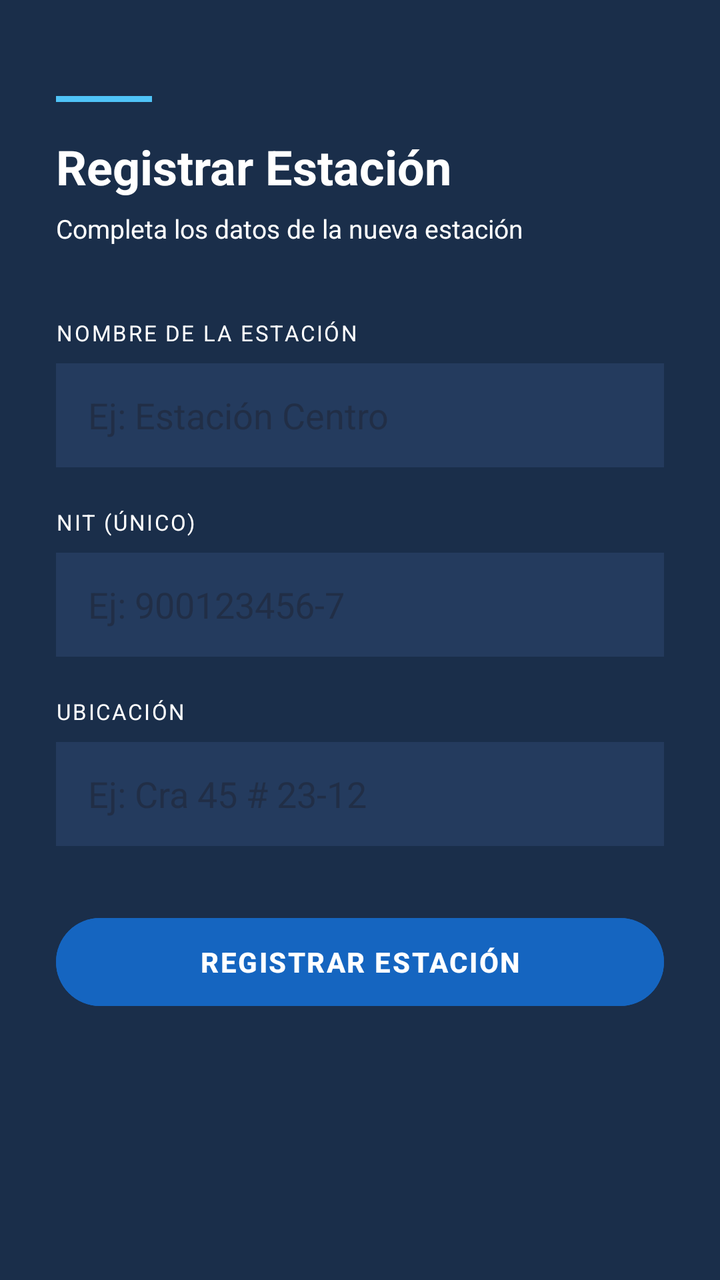
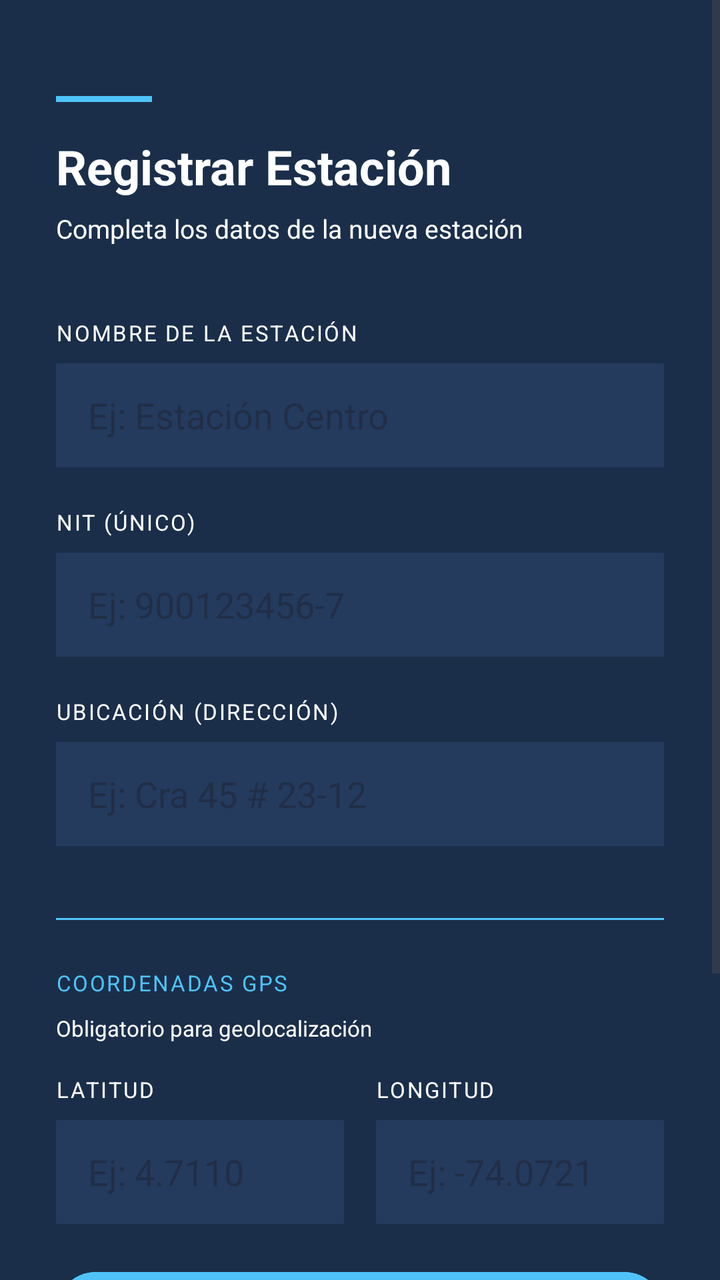

Compare the two renders of this Android layout. The source of the first and the diff that turns it into the second are given below.
<!-- AndroidManifest.xml: application theme Theme.StationAdviser -->
<!-- res/layout/activity_registrar_estacion.xml -->
<?xml version="1.0" encoding="utf-8"?>
<ScrollView xmlns:android="http://schemas.android.com/apk/res/android"
    android:layout_width="match_parent"
    android:layout_height="match_parent"
    android:background="#1A2E4A">

    <LinearLayout
        android:layout_width="match_parent"
        android:layout_height="wrap_content"
        android:orientation="vertical"
        android:padding="28dp">

        
        <View
            android:layout_width="48dp"
            android:layout_height="3dp"
            android:background="#4FC3F7"
            android:layout_marginTop="20dp"
            android:layout_marginBottom="16dp"/>

        <TextView
            android:id="@+id/textViewTitulo"
            android:layout_width="match_parent"
            android:layout_height="wrap_content"
            android:text="Registrar Estación"
            android:textSize="24sp"
            android:textStyle="bold"
            android:textColor="#FFFFFF"
            android:layout_marginBottom="6dp"/>

        <TextView
            android:layout_width="match_parent"
            android:layout_height="wrap_content"
            android:text="Completa los datos de la nueva estación"
            android:textSize="13sp"
            android:textColor="#FFFFFF"
            android:layout_marginBottom="36dp"/>

        
        <TextView
            android:layout_width="wrap_content"
            android:layout_height="wrap_content"
            android:text="NOMBRE DE LA ESTACIÓN"
            android:textSize="11sp"
            android:textColor="#FFFFFF"
            android:letterSpacing="0.08"
            android:layout_marginBottom="8dp"/>

        <EditText
            android:id="@+id/editTextNombre"
            android:layout_width="match_parent"
            android:layout_height="52dp"
            android:hint="Ej: Estación Centro"
            android:textColor="#FFFFFF"
            android:inputType="text"
            android:paddingStart="16dp"
            android:paddingEnd="16dp"
            android:background="#243B5E"
            android:layout_marginBottom="20dp"/>

        
        <TextView
            android:layout_width="wrap_content"
            android:layout_height="wrap_content"
            android:text="NIT (ÚNICO)"
            android:textSize="11sp"
            android:textColor="#FFFFFF"
            android:letterSpacing="0.08"
            android:layout_marginBottom="8dp"/>

        <EditText
            android:id="@+id/editTextNit"
            android:layout_width="match_parent"
            android:layout_height="52dp"
            android:hint="Ej: 900123456-7"
            android:textColor="#FFFFFF"
            android:inputType="text"
            android:paddingStart="16dp"
            android:paddingEnd="16dp"
            android:background="#243B5E"
            android:layout_marginBottom="20dp"/>

        
        <TextView
            android:layout_width="wrap_content"
            android:layout_height="wrap_content"
            android:text="UBICACIÓN"
            android:textSize="11sp"
            android:textColor="#FFFFFF"
            android:letterSpacing="0.08"
            android:layout_marginBottom="8dp"/>

        <EditText
            android:id="@+id/editTextUbicacion"
            android:layout_width="match_parent"
            android:layout_height="52dp"
            android:hint="Ej: Cra 45 # 23-12"
            android:textColor="#FFFFFF"
            android:inputType="text"
            android:paddingStart="16dp"
            android:paddingEnd="16dp"
            android:background="#243B5E"
            android:layout_marginBottom="32dp"/>

        <Button
            android:id="@+id/buttonRegistrar"
            android:layout_width="match_parent"
            android:layout_height="52dp"
            android:text="REGISTRAR ESTACIÓN"
            android:textSize="14sp"
            android:textStyle="bold"
            android:textColor="#FFFFFF"
            android:letterSpacing="0.06"
            android:backgroundTint="#1565C0"
            android:layout_marginBottom="16dp"/>

        <TextView
            android:id="@+id/textViewMensaje"
            android:layout_width="match_parent"
            android:layout_height="wrap_content"
            android:gravity="center"
            android:text=""
            android:textColor="#FFFFFF"
            android:textSize="13sp"/>

    </LinearLayout>
</ScrollView>
<!-- resources referenced by this layout -->
<resources>
  <style name="Theme.StationAdviser" parent="Base.Theme.StationAdviser" />
  <style name="Base.Theme.StationAdviser" parent="Theme.Material3.DayNight.NoActionBar">
          
          
      </style>
</resources>

<!-- the commit's change to res/layout/activity_registrar_estacion.xml (unified diff, before → after) -->
@@ -84,7 +84,7 @@
         <TextView
             android:layout_width="wrap_content"
             android:layout_height="wrap_content"
-            android:text="UBICACIÓN"
+            android:text="UBICACIÓN (DIRECCIÓN)"
             android:textSize="11sp"
             android:textColor="#FFFFFF"
             android:letterSpacing="0.08"
@@ -100,8 +100,116 @@
             android:paddingStart="16dp"
             android:paddingEnd="16dp"
             android:background="#243B5E"
-            android:layout_marginBottom="32dp"/>
-
+            android:layout_marginBottom="20dp"/>
+
+        
+        <View
+            android:layout_width="match_parent"
+            android:layout_height="1dp"
+            android:background="#4FC3F7"
+            android:layout_marginTop="16dp"
+            android:layout_marginBottom="24dp"/>
+
+        
+        <TextView
+            android:layout_width="wrap_content"
+            android:layout_height="wrap_content"
+            android:text="COORDENADAS GPS"
+            android:textSize="11sp"
+            android:textColor="#4FC3F7"
+            android:letterSpacing="0.08"
+            android:layout_marginBottom="8dp"/>
+
+        <TextView
+            android:layout_width="match_parent"
+            android:layout_height="wrap_content"
+            android:text="Obligatorio para geolocalización"
+            android:textSize="11sp"
+            android:textColor="#FFFFFF"
+            android:layout_marginBottom="16dp"/>
+
+        
+        <LinearLayout
+            android:layout_width="match_parent"
+            android:layout_height="wrap_content"
+            android:orientation="horizontal"
+            android:weightSum="2">
+
+            <LinearLayout
+                android:layout_width="0dp"
+                android:layout_height="wrap_content"
+                android:layout_weight="1"
+                android:orientation="vertical"
+                android:layout_marginEnd="8dp">
+
+                <TextView
+                    android:layout_width="wrap_content"
+                    android:layout_height="wrap_content"
+                    android:text="LATITUD"
+                    android:textSize="11sp"
+                    android:textColor="#FFFFFF"
+                    android:letterSpacing="0.08"
+                    android:layout_marginBottom="8dp"/>
+
+                <EditText
+                    android:id="@+id/editTextLatitud"
+                    android:layout_width="match_parent"
+                    android:layout_height="52dp"
+                    android:hint="Ej: 4.7110"
+                    android:textColor="#FFFFFF"
+                    android:inputType="numberDecimal"
+                    android:paddingStart="16dp"
+                    android:paddingEnd="16dp"
+                    android:background="#243B5E"/>
+
+            </LinearLayout>
+
+            <LinearLayout
+                android:layout_width="0dp"
+                android:layout_height="wrap_content"
+                android:layout_weight="1"
+                android:orientation="vertical"
+                android:layout_marginStart="8dp">
+
+                <TextView
+                    android:layout_width="wrap_content"
+                    android:layout_height="wrap_content"
+                    android:text="LONGITUD"
+                    android:textSize="11sp"
+                    android:textColor="#FFFFFF"
+                    android:letterSpacing="0.08"
+                    android:layout_marginBottom="8dp"/>
+
+                <EditText
+                    android:id="@+id/editTextLongitud"
+                    android:layout_width="match_parent"
+                    android:layout_height="52dp"
+                    android:hint="Ej: -74.0721"
+                    android:textColor="#FFFFFF"
+                    android:inputType="numberDecimal"
+                    android:paddingStart="16dp"
+                    android:paddingEnd="16dp"
+                    android:background="#243B5E"/>
+
+            </LinearLayout>
+
+        </LinearLayout>
+
+        
+        <Button
+            android:id="@+id/buttonObtenerUbicacion"
+            android:layout_width="match_parent"
+            android:layout_height="48dp"
+            android:text="📍 OBTENER UBICACIÓN ACTUAL"
+            android:textSize="13sp"
+            android:textStyle="bold"
+            android:textColor="#FFFFFF"
+            android:letterSpacing="0.06"
+            android:backgroundTint="#4FC3F7"
+            android:layout_marginTop="20dp"
+            android:layout_marginBottom="28dp"/>
+
+        
         <Button
             android:id="@+id/buttonRegistrar"
             android:layout_width="match_parent"
@@ -114,14 +222,16 @@
             android:backgroundTint="#1565C0"
             android:layout_marginBottom="16dp"/>
 
+        
         <TextView
             android:id="@+id/textViewMensaje"
             android:layout_width="match_parent"
             android:layout_height="wrap_content"
             android:gravity="center"
             android:text=""
-            android:textColor="#FFFFFF"
-            android:textSize="13sp"/>
+            android:textColor="#FF6B6B"
+            android:textSize="13sp"
+            android:layout_marginBottom="20dp"/>
 
     </LinearLayout>
 </ScrollView>
